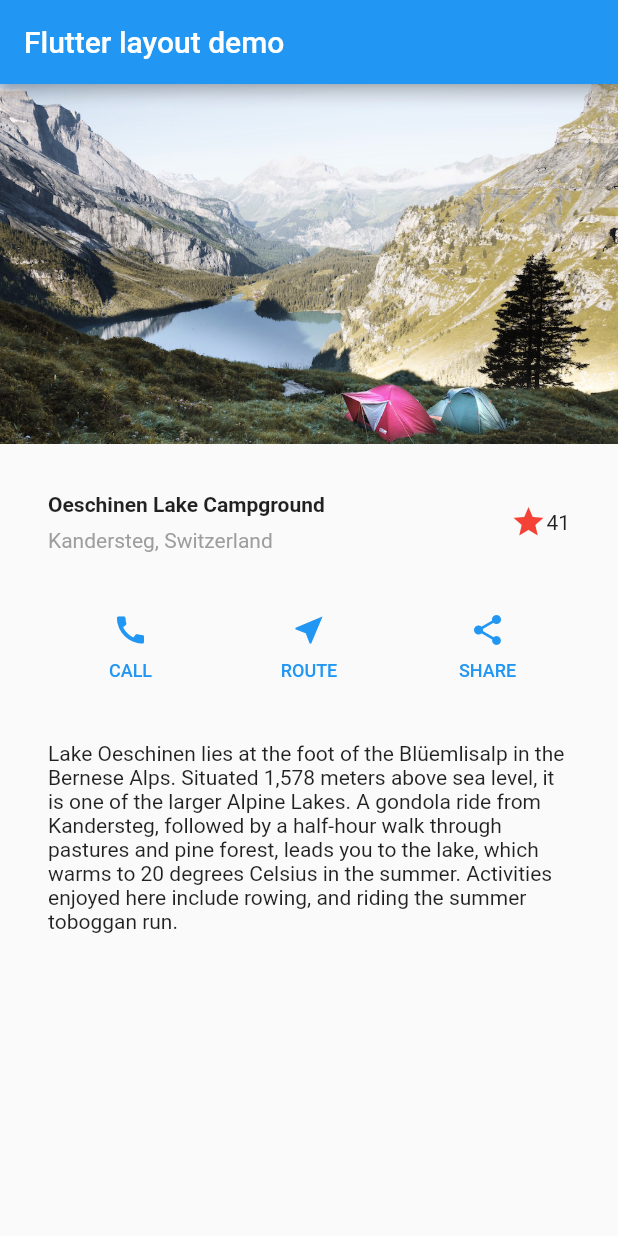
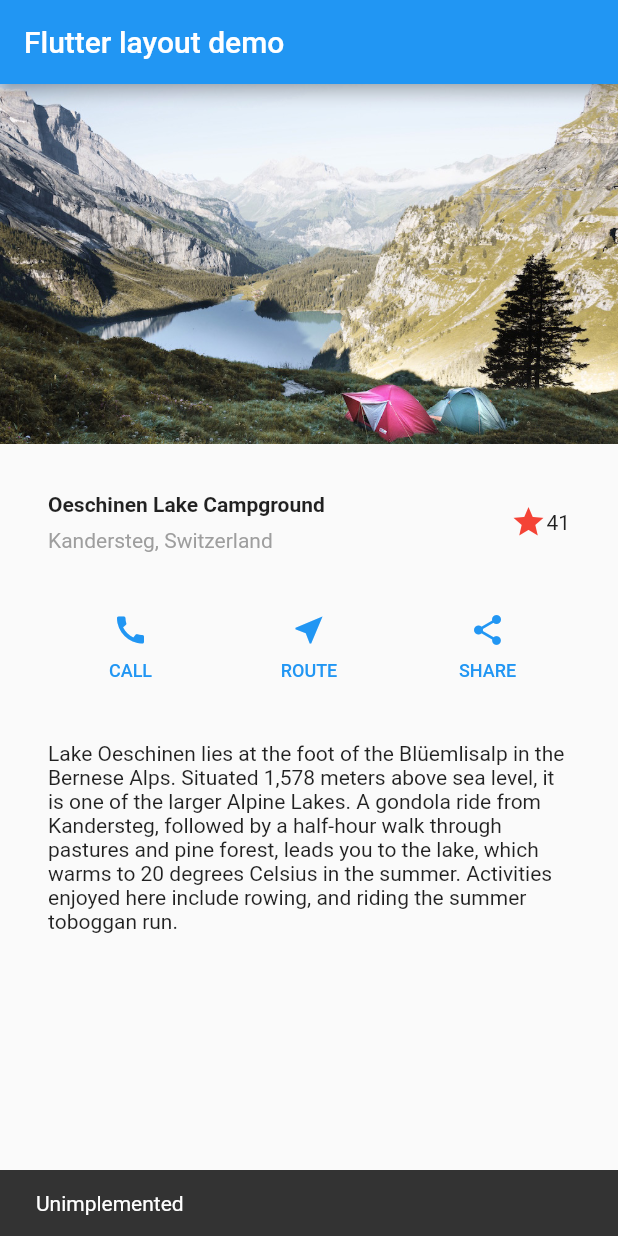
Before and after one commit to davidbailey00/layout_tutorial, a Flutter app: the screen it shows after launch, after a tap on "CALL", on a phone screen of 412 x 824 dp. Run offline on Flutter 3.47's test engine with Material 2 defaults, Android fonts, the phone set to English and light mode, and no system bars.

Commit message:
Refactor column buttons into a widget + show snackbar when tapped

```diff
--- a/lib/main.dart
+++ b/lib/main.dart
@@ -33,15 +33,13 @@ class MyApp extends StatelessWidget {
       ]),
     );
 
-    Color color = Theme.of(context).primaryColor;
-
     Widget buttonSection = Container(
       child: Row(
         mainAxisAlignment: MainAxisAlignment.spaceEvenly,
         children: [
-          _buildButtonColumn(color, Icons.call, 'Call'),
-          _buildButtonColumn(color, Icons.near_me, 'Route'),
-          _buildButtonColumn(color, Icons.share, 'Share'),
+          ColumnButton(icon: Icons.call, label: 'Call'),
+          ColumnButton(icon: Icons.near_me, label: 'Route'),
+          ColumnButton(icon: Icons.share, label: 'Share'),
         ],
       ),
     );
@@ -79,11 +77,22 @@ class MyApp extends StatelessWidget {
       ),
     );
   }
+}
 
-  TextButton _buildButtonColumn(Color color, IconData icon, String label) {
+class ColumnButton extends StatelessWidget {
+  ColumnButton({required this.icon, required this.label});
+
+  final IconData icon;
+  final String label;
+
+  @override
+  Widget build(BuildContext context) {
+    Color color = Theme.of(context).primaryColor;
+
     return TextButton(
       onPressed: () {
-        // @TODO
+        final snackBar = SnackBar(content: Text('Unimplemented'));
+        ScaffoldMessenger.of(context).showSnackBar(snackBar);
       },
       child: Column(
         mainAxisSize: MainAxisSize.min,
```
